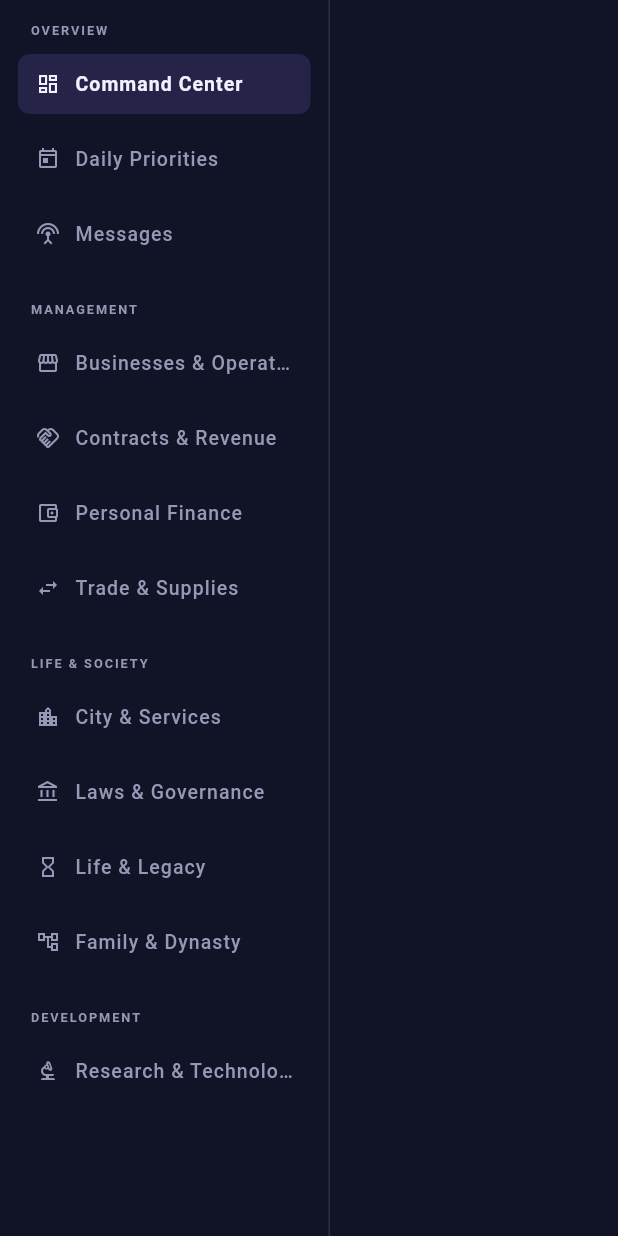
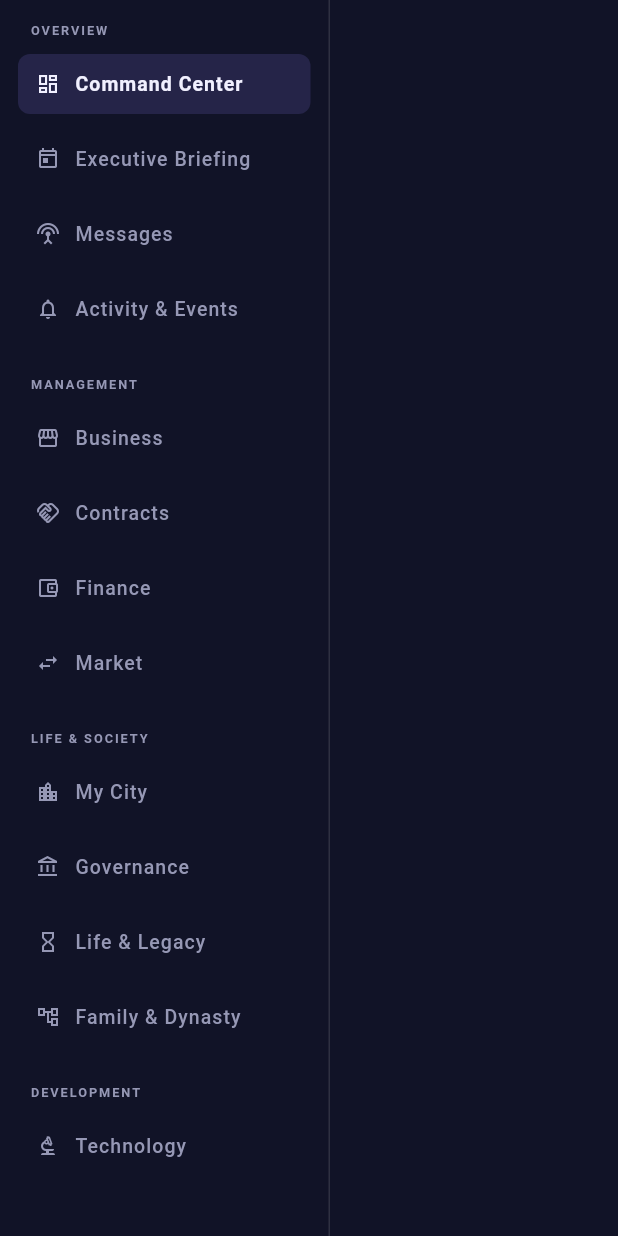
Before and after one commit to nohainc/earth, a Flutter app: the Sidebar widget shown alone on an empty page, opened directly with empty values, on a phone screen of 412 x 824 dp. Run offline on Flutter 3.47's test engine with Material 3 defaults, Android fonts, the phone set to English and light mode, and no system bars; missing offline and left inert: dart:html, nanomarkup; network calls fail; project files that could hold a hidden picture were left out.

Commit message:
Restore UI labels expected by client tests

```diff
--- a/flutter_client/lib/features/command_center/sidebar.dart
+++ b/flutter_client/lib/features/command_center/sidebar.dart
@@ -31,24 +31,25 @@ class Sidebar extends StatelessWidget {
         'OVERVIEW',
         [
           ('command', 'Command Center', Icons.dashboard_outlined),
-          ('briefing', 'Daily Priorities', Icons.today_outlined),
+          ('briefing', 'Executive Briefing', Icons.today_outlined),
           ('messages', 'Messages', Icons.settings_input_antenna),
+          ('activity', 'Activity & Events', Icons.notifications_none),
         ]
       ),
       (
         'MANAGEMENT',
         [
-          ('business', 'Businesses & Operations', Icons.storefront_outlined),
-          ('contracts', 'Contracts & Revenue', Icons.handshake_outlined),
-          ('finance', 'Personal Finance', Icons.account_balance_wallet_outlined),
-          ('market', 'Trade & Supplies', Icons.swap_horiz),
+          ('business', 'Business', Icons.storefront_outlined),
+          ('contracts', 'Contracts', Icons.handshake_outlined),
+          ('finance', 'Finance', Icons.account_balance_wallet_outlined),
+          ('market', 'Market', Icons.swap_horiz),
         ]
       ),
       (
         'LIFE & SOCIETY',
         [
-          ('city', 'City & Services', Icons.location_city_outlined),
-          ('civic', 'Laws & Governance', Icons.account_balance_outlined),
+          ('city', 'My City', Icons.location_city_outlined),
+          ('civic', 'Governance', Icons.account_balance_outlined),
           ('life', 'Life & Legacy', Icons.hourglass_empty_outlined),
           ('dynasty', 'Family & Dynasty', Icons.account_tree_outlined),
         ]
@@ -56,7 +57,7 @@ class Sidebar extends StatelessWidget {
       (
         'DEVELOPMENT',
         [
-          ('technology', 'Research & Technology', Icons.biotech_outlined),
+          ('technology', 'Technology', Icons.biotech_outlined),
         ]
       ),
     ];
--- a/flutter_client/lib/features/operations/technology_panel.dart
+++ b/flutter_client/lib/features/operations/technology_panel.dart
@@ -65,7 +65,7 @@ class TechnologyPanel extends StatelessWidget {
       helpAfterTitle: true,
       titleColor: mutedColor,
       infoDescription:
-          '• Research Laboratory: Choose and fund capabilities that improve the player\'s businesses and future options.\n\n• Focus Specialization:\n  - EFFICIENCY: More output from existing capacity.\n  - DURABILITY: Lower wear and maintenance cost.\n  - SAFETY: Less risk during demanding operations.\n  - COST: Better margins from lower input requirements.\n\n• Intellectual Property: Completed research can become a patent, generate licensing income, or enter the public domain. Physical machines and production decisions belong in Businesses & Operations.',
+          '• Collaborative R&D Laboratory: Choose and fund capabilities that improve the player\'s businesses and future options.\n\n• Focus Specialization:\n  - EFFICIENCY: More output from existing capacity.\n  - DURABILITY: Lower wear and maintenance cost.\n  - SAFETY: Less risk during demanding operations.\n  - COST: Better margins from lower input requirements.\n\n• Intellectual Property: Completed research can become a patent, generate licensing income, or enter the public domain. Physical machines and production decisions belong in Businesses & Operations.',
       child: Column(
         crossAxisAlignment: CrossAxisAlignment.start,
         children: [
```
